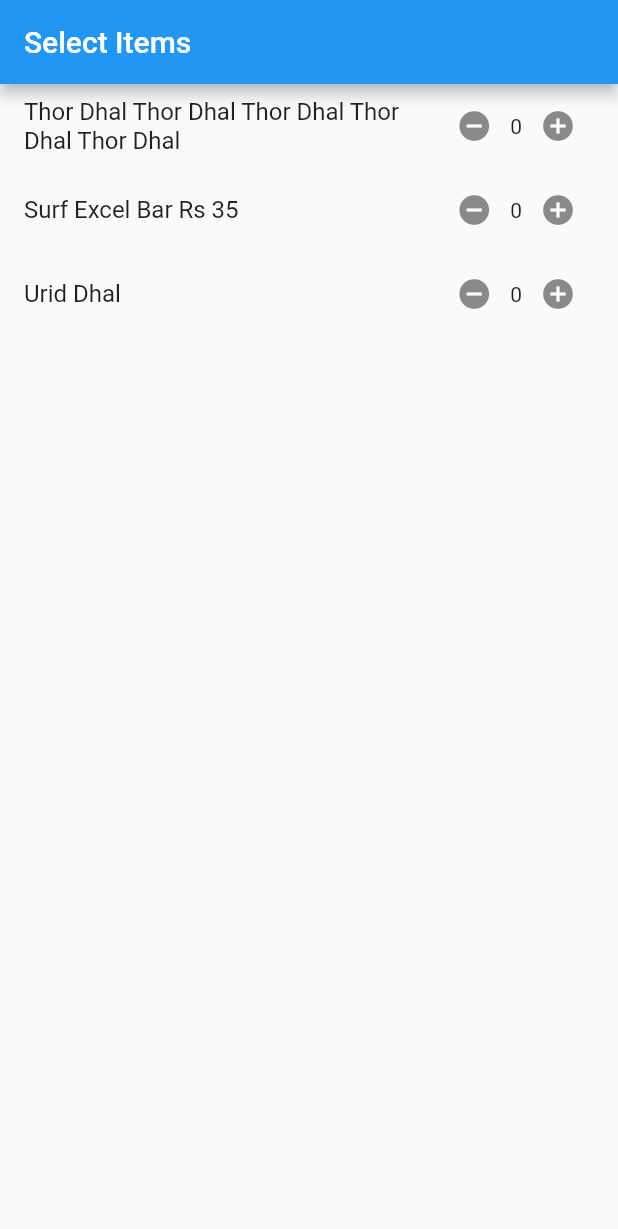
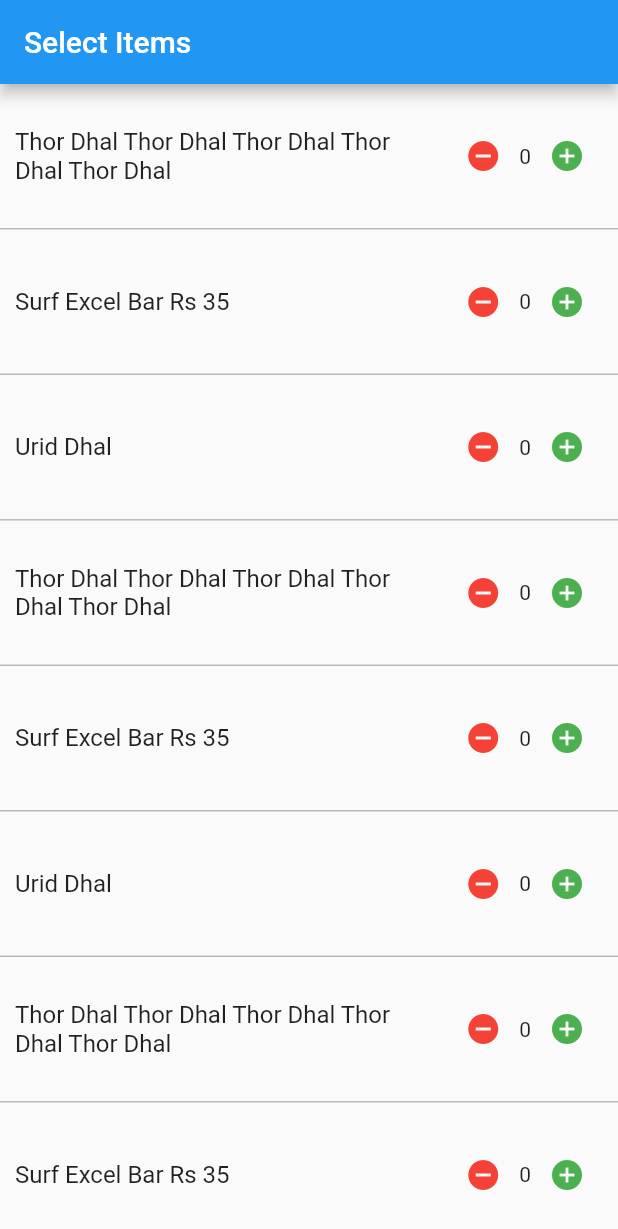
Before and after one commit to antandbuffalo/grocery, a Flutter app: the screen it shows after launch, on a phone screen of 412 x 824 dp. Shown: the top 1229 px of the screen. Run offline on Flutter 3.47's test engine with Material 2 defaults, Android fonts, the phone set to English and light mode, and no system bars.

Commit message:
updated icon colour

```diff
--- a/lib/items/ItemsVM.dart
+++ b/lib/items/ItemsVM.dart
@@ -7,6 +7,14 @@ class ItemsVM extends ChangeNotifier {
   List<ItemModel> allItems = [];
 
   void createItems() {
+    allItems
+        .add(ItemModel("Thor Dhal Thor Dhal Thor Dhal Thor Dhal Thor Dhal", 0));
+    allItems.add(ItemModel("Surf Excel Bar Rs 35", 0));
+    allItems.add(ItemModel("Urid Dhal", 0));
+    allItems
+        .add(ItemModel("Thor Dhal Thor Dhal Thor Dhal Thor Dhal Thor Dhal", 0));
+    allItems.add(ItemModel("Surf Excel Bar Rs 35", 0));
+    allItems.add(ItemModel("Urid Dhal", 0));
     allItems
         .add(ItemModel("Thor Dhal Thor Dhal Thor Dhal Thor Dhal Thor Dhal", 0));
     allItems.add(ItemModel("Surf Excel Bar Rs 35", 0));
--- a/lib/items/items_screen.dart
+++ b/lib/items/items_screen.dart
@@ -23,19 +23,25 @@ class _Items extends State<Items> {
     for (int i = 0; i < viewModel.allItems.length; i++) {
       items.add(
         ListTile(
+          contentPadding: const EdgeInsets.fromLTRB(10, 20, 10, 20),
+          shape:
+              const Border(bottom: BorderSide(color: Colors.black26, width: 1)),
           title: Text(viewModel.allItems[i].title),
           trailing: Row(
             mainAxisSize: MainAxisSize.min,
             children: [
               IconButton(
                 onPressed: () => viewModel.remove(i),
-                icon: const Icon(Icons.remove_circle),
-                tooltip: 'add',
+                icon: const Icon(
+                  Icons.remove_circle,
+                  color: Colors.red,
+                ),
+                tooltip: 'remove',
               ),
               Text(viewModel.allItems[i].count.toString()),
               IconButton(
                 onPressed: () => viewModel.add(i),
-                icon: const Icon(Icons.add_circle),
+                icon: const Icon(Icons.add_circle, color: Colors.green,),
                 tooltip: 'add',
               ),
             ],
```
